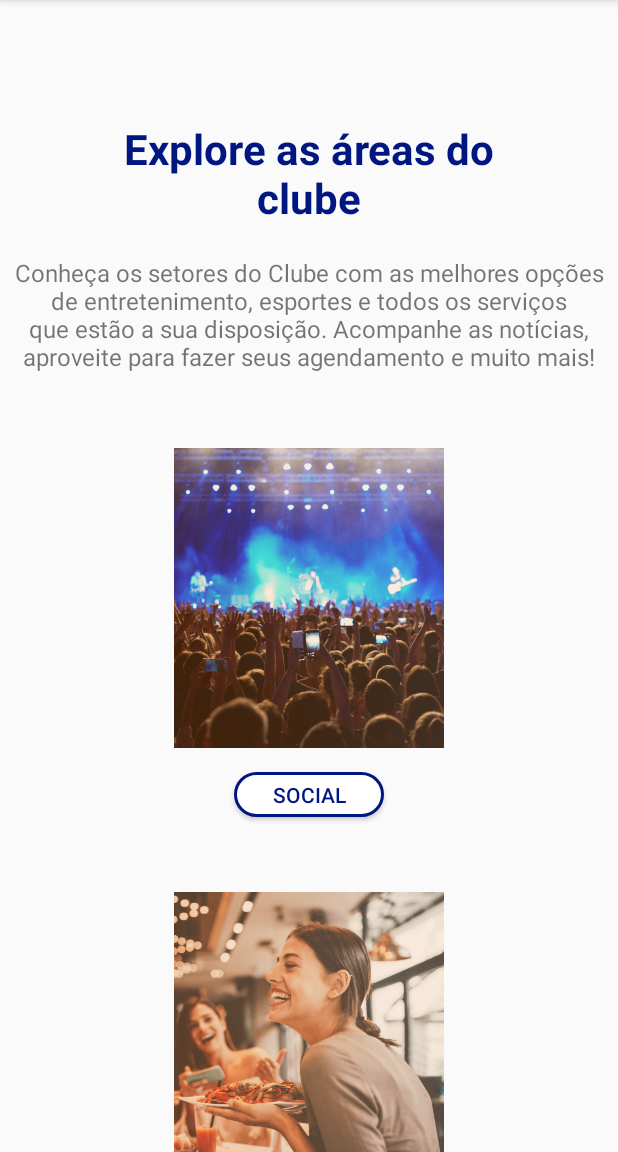
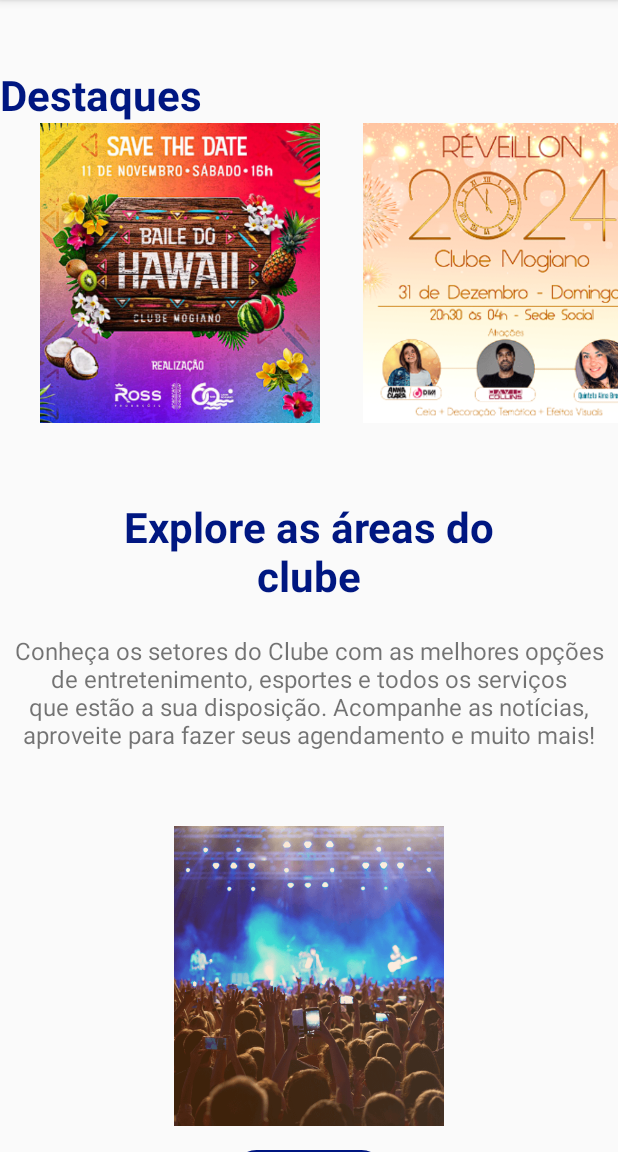
Before and after one commit to tuioliveira/Clube_Mogiano, an Android app built with Jetpack Compose: the screen it shows after launch (StartScreenActivity), on a phone screen of 412 x 824 dp, the part 84-1236 px from its top. Run offline under Robolectric (Android 15) with nearby library versions, the phone set to English and light mode, and no system bars.

Commit message:
Task creating Destaques tab

```diff
--- a/app/src/main/res/layout/activity_start_screen.xml
+++ b/app/src/main/res/layout/activity_start_screen.xml
@@ -1,13 +1,8 @@
 <?xml version="1.0" encoding="utf-8"?>
-<ScrollView xmlns:android="http://schemas.android.com/apk/res/android"
+<androidx.constraintlayout.widget.ConstraintLayout xmlns:android="http://schemas.android.com/apk/res/android"
     xmlns:app="http://schemas.android.com/apk/res-auto"
     android:layout_width="match_parent"
     android:layout_height="match_parent"
-    android:orientation="vertical">
-
-    <LinearLayout
-        android:layout_width="match_parent"
-        android:layout_height="wrap_content"
     android:orientation="vertical">
 
     <androidx.appcompat.widget.Toolbar
@@ -16,7 +11,77 @@
         android:layout_height="?attr/actionBarSize"
         android:background="@color/blue_toolbar"
         android:elevation="4dp"
-            android:theme="@style/ThemeOverlay.AppCompat.ActionBar" />
+        android:theme="@style/ThemeOverlay.AppCompat.ActionBar"
+        app:layout_constraintEnd_toEndOf="parent"
+        app:layout_constraintStart_toStartOf="parent"
+        app:layout_constraintTop_toTopOf="parent" />
+
+
+    <ScrollView
+        android:layout_width="match_parent"
+        android:layout_height="match_parent"
+        android:orientation="vertical"
+        app:layout_constraintStart_toStartOf="parent"
+        app:layout_constraintTop_toBottomOf="@+id/toolbar_start"
+        app:layout_constraintTop_toTopOf="parent">
+
+        <LinearLayout
+            android:layout_width="match_parent"
+            android:layout_height="wrap_content"
+            android:orientation="vertical">
+
+            <TextView
+                android:id="@+id/Destaques"
+                android:layout_width="wrap_content"
+                android:layout_height="wrap_content"
+                android:layout_marginTop="100dp"
+                android:text="@string/destaques_text"
+                android:textColor="@color/blue_clube"
+                android:textSize="28sp"
+                android:textStyle="bold"
+                app:layout_constraintTop_toBottomOf="@id/toolbar_start"/>
+
+            <HorizontalScrollView
+                android:layout_width="match_parent"
+                android:layout_height="wrap_content"
+                android:scrollbars="none">
+
+                <LinearLayout
+                    android:layout_width="wrap_content"
+                    android:layout_height="wrap_content"
+                    android:orientation="horizontal">
+
+                    <ImageView
+                        android:id="@+id/destaque1"
+                        android:layout_width="200dp"
+                        android:layout_height="200dp"
+                        android:layout_gravity="center"
+                        android:layout_marginStart="20dp"
+                        android:scaleType="fitCenter"
+                        android:src="@drawable/destaques1" />
+
+                    <ImageView
+                        android:id="@+id/destaque2"
+                        android:layout_width="200dp"
+                        android:layout_height="200dp"
+                        android:layout_gravity="center"
+                        android:layout_marginStart="20dp"
+                        android:scaleType="fitCenter"
+                        android:src="@drawable/destaques2" />
+
+                    <ImageView
+                        android:id="@+id/destaque3"
+                        android:layout_width="200dp"
+                        android:layout_height="200dp"
+                        android:layout_gravity="center"
+                        android:layout_marginStart="20dp"
+                        android:scaleType="fitCenter"
+                        android:src="@drawable/destaques3" />
+
+
+                </LinearLayout>
+            </HorizontalScrollView>
+
 
             <TextView
                 android:id="@+id/Explore"
@@ -24,7 +89,7 @@
                 android:layout_height="wrap_content"
                 android:layout_gravity="center"
                 android:layout_marginLeft="50dp"
-            android:layout_marginTop="80dp"
+                android:layout_marginTop="50dp"
                 android:layout_marginRight="50dp"
                 android:text="@string/explore_text"
                 android:textAlignment="center"
@@ -106,3 +171,4 @@
 
         </LinearLayout>
     </ScrollView>
+</androidx.constraintlayout.widget.ConstraintLayout>
--- a/app/src/main/res/values/strings.xml
+++ b/app/src/main/res/values/strings.xml
@@ -13,6 +13,7 @@
 
     <string name="introducion_text">Conheça os setores do Clube com as melhores opções de entretenimento, esportes e todos os serviços que estão a sua disposição. Acompanhe as notícias, aproveite para fazer seus agendamento e muito mais!</string>
     <string name="explore_text">Explore as áreas do clube</string>
+    <string name="destaques_text">Destaques</string>
 
     <string name="sports_introducion">A área de Esportes do Clube Mogiano promove saúde e bem estar!</string>
     <string name="sports_introducion2">O Clube Mogiano emprega mais de 130 funcionários, incluindo professores e monitores qualificados, para oferecer uma ampla variedade de atividades esportivas.</string>
```
Also changed, not shown: app/src/main/res/drawable/destaques1.png (added), app/src/main/res/drawable/destaques2.png (added), app/src/main/res/drawable/destaques3.png (added). Lines whose indentation alone changed are shown as unchanged.
